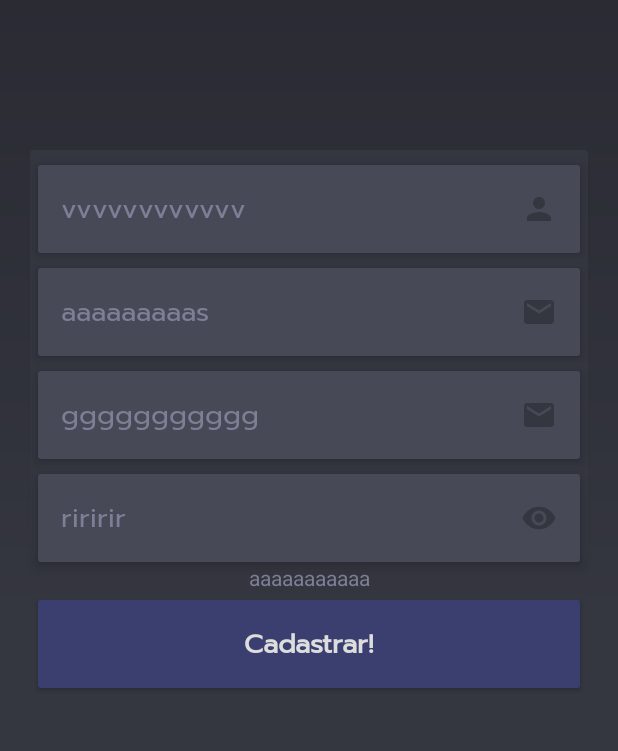
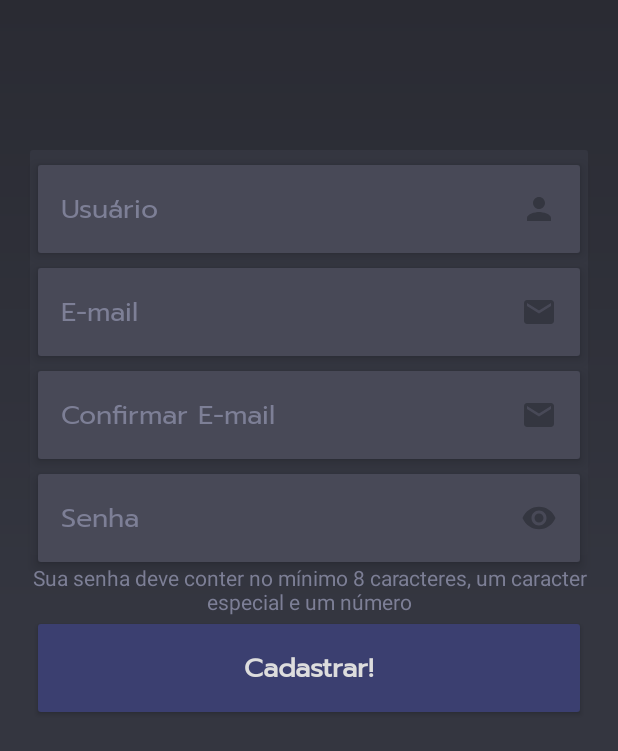
Before and after one commit to otavio-zampar/Magic8Mobile, an Android app: the formCadastro screen opened directly, with no data from a screen before it, on a phone screen of 412 x 824 dp. Shown: the top 751 px of the screen. Run offline under Robolectric (Android 15) with nearby library versions, the phone set to English and light mode, and no system bars.

Commit message:
Update strings.xml

```diff
--- a/app/src/main/res/values/strings.xml
+++ b/app/src/main/res/values/strings.xml
@@ -1,14 +1,20 @@
 <resources>
-    <string name="app_name">ChatGPT</string>
+
     <string name="enter">aa</string>
     <string name="chat_title">uhn</string>
     <string name="message_hint">111</string>
-    <string name="regrasSenha">aaaaaaaaaaa</string>
-    <string name="e_mail">aaaaaaaaas</string>
-    <string name="usuario">vvvvvvvvvvvv</string>
-    <string name="C_e_mail">ggggggggggg</string>
-    <string name="senha">riririr</string>
-    <string name="logo">vvv</string>
-    <string name="login">aaaaaaa</string>
-    <string name="cadastro">ggggggggggg</string>
+
+    <string name="app_name">ChatGPT</string>
+    <string name="logo">Logo</string>
+    <string name="e_mail">E-mail</string>
+    <string name="C_e_mail">Confirmar E-mail</string>
+    <string name="senha">Senha</string>
+    <string name="regrasSenha">Sua senha deve conter no mínimo 8 caracteres, um caracter especial e um número</string>
+    <string name="login">Login</string>
+    <string name="usuario">Usuário</string>
+    <string name="cadastro">Não possui uma conta? Cadastre-se Aqui!</string>
+
+
+
+
 </resources>
```
